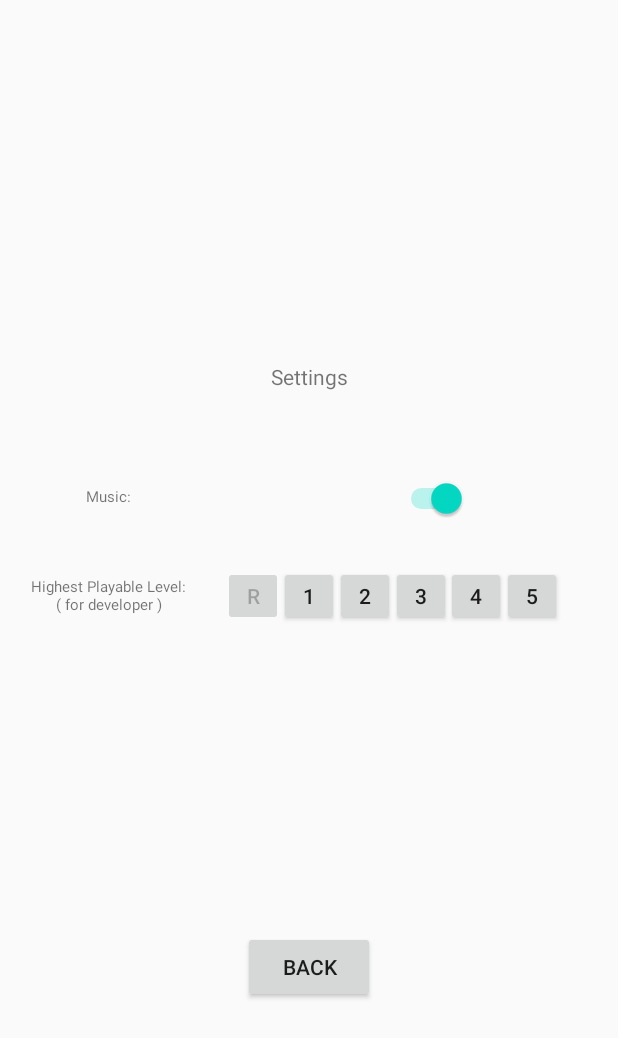
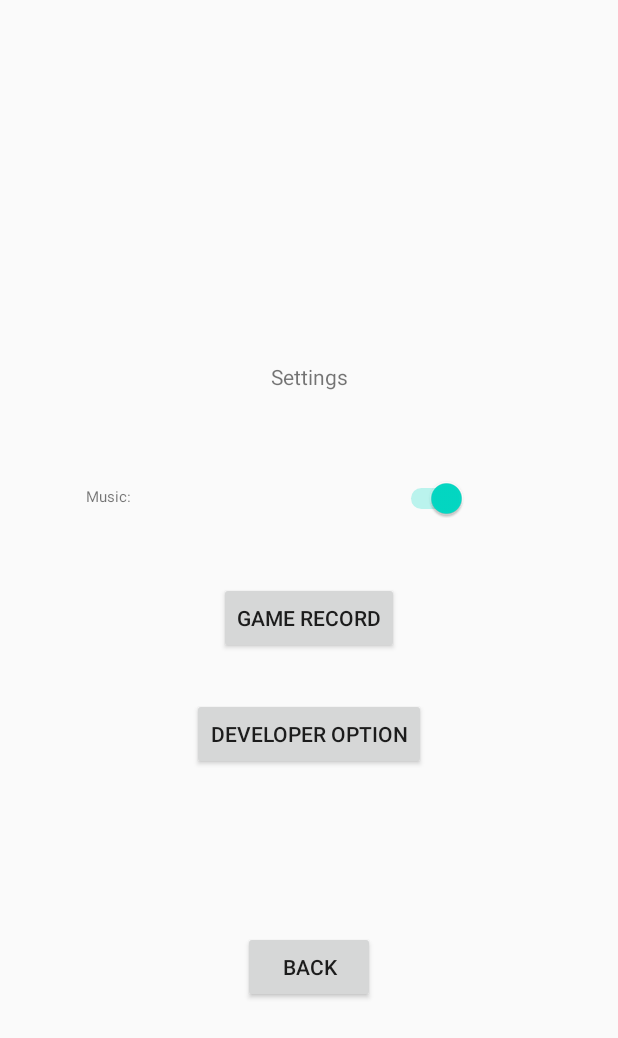
Before and after one commit to Iorimiya/Number-10, an Android app: the Setting screen opened directly, with no data from a screen before it, on a phone screen of 412 x 824 dp. Shown: the top 1038 px of the screen. Run offline under Robolectric (Android 15) with nearby library versions, the phone set to English and light mode, and no system bars; Roboto replaces fonts that are not available here.

Commit message:
change layout and set score record

```diff
--- a/app/src/main/java/ntou/cs/java2020/classproject/LevelActivity.java
+++ b/app/src/main/java/ntou/cs/java2020/classproject/LevelActivity.java
@@ -2,7 +2,6 @@ package ntou.cs.java2020.classproject;
 
 import android.os.Bundle;
 import android.os.SystemClock;
-import android.util.Log;
 import android.view.View;
 import android.widget.Button;
 import android.widget.Chronometer;
--- a/app/src/main/java/ntou/cs/java2020/classproject/Setting.java
+++ b/app/src/main/java/ntou/cs/java2020/classproject/Setting.java
@@ -1,5 +1,7 @@
 package ntou.cs.java2020.classproject;
 
+import android.app.AlertDialog;
+import android.content.DialogInterface;
 import android.content.Intent;
 import android.os.Bundle;
 import android.view.View;
@@ -16,12 +18,27 @@ public class Setting extends GlobalSettings {
         ((Switch)findViewById(R.id.musicSwitch)).setChecked(GlobalSettings.musicControl);
 //        依據音樂控制選項設定音樂控制開關的狀態
 //        set the state of the music control switch according to the music control option
+        /*
         if(GlobalSettings.lastOpenedLevel!=0)
             findViewById(getResources().getIdentifier("FinishedLV"+GlobalSettings.lastOpenedLevel+"Button", "id", getPackageName())).setEnabled(false);
         else
             findViewById(getResources().getIdentifier("FinishedResetButton", "id", getPackageName())).setEnabled(false);
+
+         */
 //        依據關卡控制選項啟用按鈕
 //        enable the button according the level control option
+
+        (findViewById(R.id.recordButton)).setOnClickListener((v)->{
+            AlertDialog.Builder alertDialog = new AlertDialog.Builder(Setting.this);
+            alertDialog.setTitle(getString(R.string.scoreDialog_title));
+            String Message="";
+            for(int counter=0;counter<5;counter++)
+                Message+=getString(getResources().getIdentifier(String.format("scoreDialog_level%d",counter+1), "string", getPackageName()))+GlobalSettings.scoreList.get(counter)+'\n';
+            alertDialog.setMessage(Message);
+            alertDialog.setPositiveButton("確定", (DialogInterface dialog, int which)-> {Toast.makeText(getBaseContext(),"確定",Toast.LENGTH_SHORT).show();});
+            alertDialog.setCancelable(false);
+            alertDialog.show();
+        });
         ((Switch)findViewById(R.id.musicSwitch)).setOnCheckedChangeListener(new CompoundButton.OnCheckedChangeListener(){
             @Override
             public void onCheckedChanged(CompoundButton buttonView, boolean isChecked) {
@@ -37,6 +54,9 @@ public class Setting extends GlobalSettings {
         });
 //        新增音樂切換監聽器
 //        add the music switch listener
+
+
+                /*
         findViewById(R.id.FinishedResetButton).setOnClickListener(new View.OnClickListener() {
             @Override
             public void onClick(View v) {
@@ -66,6 +86,7 @@ public class Setting extends GlobalSettings {
             });
 //        新增關卡記錄設定監聽器
 //        add the level record setting listener
+                 */
         findViewById(R.id.backButton).setOnClickListener(new View.OnClickListener() {
             @Override
             public void onClick(View v) {
@@ -75,5 +96,6 @@ public class Setting extends GlobalSettings {
         });
 //        新增設定按鈕的頁面移動監聽器
 //        add the page moving listener of the back button
+
     }
 }
--- a/app/src/main/res/layout/setting_page.xml
+++ b/app/src/main/res/layout/setting_page.xml
@@ -43,20 +43,6 @@
         app:layout_constraintTop_toTopOf="parent"
         app:layout_constraintVertical_bias="0.4" />
 
-    <TextView
-        android:id="@+id/finishedLevelTopic"
-        android:layout_width="wrap_content"
-        android:layout_height="wrap_content"
-        android:gravity="center"
-        android:text="@string/setting_finishedLevelText"
-        android:textSize="10sp"
-        app:layout_constraintBottom_toBottomOf="parent"
-        app:layout_constraintEnd_toEndOf="@+id/musicTopic"
-        app:layout_constraintHorizontal_bias="0.5"
-        app:layout_constraintStart_toStartOf="@+id/musicTopic"
-        app:layout_constraintTop_toBottomOf="@+id/musicTopic"
-        app:layout_constraintVertical_bias="0.1" />
-
     <Switch
         android:id="@+id/musicSwitch"
         android:layout_width="wrap_content"
@@ -70,81 +56,25 @@
         app:layout_constraintVertical_bias="0.4" />
 
     <Button
-        android:id="@+id/FinishedResetButton"
-        android:layout_width="40dp"
-        android:layout_height="40dp"
-        android:enabled="true"
-        android:text="R"
-        app:layout_constraintBottom_toBottomOf="@+id/finishedLevelTopic"
+        android:id="@+id/recordButton"
+        android:layout_width="wrap_content"
+        android:layout_height="wrap_content"
+        android:text="@string/setting_scoreButtonText"
+        app:layout_constraintBottom_toBottomOf="parent"
         app:layout_constraintEnd_toEndOf="parent"
-        app:layout_constraintHorizontal_bias="0.1"
-        app:layout_constraintStart_toEndOf="@+id/finishedLevelTopic"
-        app:layout_constraintTop_toTopOf="@+id/finishedLevelTopic"
+        app:layout_constraintStart_toStartOf="parent"
+        app:layout_constraintTop_toTopOf="parent"
         app:layout_constraintVertical_bias="0.5" />
 
     <Button
-        android:id="@+id/FinishedLV1Button"
-        android:layout_width="40dp"
-        android:layout_height="40dp"
-        android:enabled="true"
-        android:text="1"
-        app:layout_constraintBottom_toBottomOf="@+id/finishedLevelTopic"
+        android:id="@+id/developerOptionButton"
+        android:layout_width="wrap_content"
+        android:layout_height="wrap_content"
+        android:text="@string/setting_developerButtonText"
+        app:layout_constraintBottom_toBottomOf="parent"
         app:layout_constraintEnd_toEndOf="parent"
-        app:layout_constraintHorizontal_bias="0.25"
-        app:layout_constraintStart_toEndOf="@+id/finishedLevelTopic"
-        app:layout_constraintTop_toTopOf="@+id/finishedLevelTopic"
-        app:layout_constraintVertical_bias="0.5" />
-
-    <Button
-        android:id="@+id/FinishedLV2Button"
-        android:layout_width="40dp"
-        android:layout_height="40dp"
-        android:enabled="true"
-        android:text="2"
-        app:layout_constraintBottom_toBottomOf="@+id/finishedLevelTopic"
-        app:layout_constraintEnd_toEndOf="parent"
-        app:layout_constraintHorizontal_bias="0.4"
-        app:layout_constraintStart_toEndOf="@+id/finishedLevelTopic"
-        app:layout_constraintTop_toTopOf="@+id/finishedLevelTopic"
-        app:layout_constraintVertical_bias="0.5" />
-
-    <Button
-        android:id="@+id/FinishedLV3Button"
-        android:layout_width="40dp"
-        android:layout_height="40dp"
-        android:enabled="true"
-        android:text="3"
-        app:layout_constraintBottom_toBottomOf="@+id/finishedLevelTopic"
-        app:layout_constraintEnd_toEndOf="parent"
-        app:layout_constraintHorizontal_bias="0.55"
-        app:layout_constraintStart_toEndOf="@+id/finishedLevelTopic"
-        app:layout_constraintTop_toTopOf="@+id/finishedLevelTopic"
-        app:layout_constraintVertical_bias="0.5" />
-
-    <Button
-        android:id="@+id/FinishedLV4Button"
-        android:layout_width="40dp"
-        android:layout_height="40dp"
-        android:enabled="true"
-        android:text="4"
-        app:layout_constraintBottom_toBottomOf="@+id/finishedLevelTopic"
-        app:layout_constraintEnd_toEndOf="parent"
-        app:layout_constraintHorizontal_bias="0.7"
-        app:layout_constraintStart_toEndOf="@+id/finishedLevelTopic"
-        app:layout_constraintTop_toTopOf="@+id/finishedLevelTopic"
-        app:layout_constraintVertical_bias="0.5" />
-
-    <Button
-        android:id="@+id/FinishedLV5Button"
-        android:layout_width="40dp"
-        android:layout_height="40dp"
-        android:enabled="true"
-        android:text="5"
-        app:layout_constraintBottom_toBottomOf="@+id/finishedLevelTopic"
-        app:layout_constraintEnd_toEndOf="parent"
-        app:layout_constraintHorizontal_bias="0.85"
-        app:layout_constraintStart_toEndOf="@+id/finishedLevelTopic"
-        app:layout_constraintTop_toTopOf="@+id/finishedLevelTopic"
-        app:layout_constraintVertical_bias="0.5" />
+        app:layout_constraintStart_toStartOf="parent"
+        app:layout_constraintTop_toTopOf="parent"
+        app:layout_constraintVertical_bias="0.6" />
 
 </androidx.constraintlayout.widget.ConstraintLayout>
--- a/app/src/main/res/values/strings.xml
+++ b/app/src/main/res/values/strings.xml
@@ -7,11 +7,18 @@
     <string name="title_settingButtonText">Setting</string>
     <string name="setting_titleText">Settings</string>
     <string name="setting_musicText">Music:</string>
-    <string name="setting_finishedLevelText">Highest Playable Level:\n( for developer )</string>
+    <string name="setting_developerButtonText">Developer Option</string>
+    <string name="setting_scoreButtonText">Game Record</string>
     <string name="global_backButtonText">Back</string>
     <string name="global_redealButtonText">Redeal</string>
     <string name="global_timerText">Timer:</string>
     <string name="global_scoreText">Score:</string>
     <string name="global_nextButtonText">Next Level</string>
     <string name="game_scoreDisplayMessage">Your Score at this level</string>
+    <string name="scoreDialog_title">the highest score：</string>
+    <string name="scoreDialog_level1">level 1:</string>
+    <string name="scoreDialog_level2">level 2:</string>
+    <string name="scoreDialog_level3">level 3:</string>
+    <string name="scoreDialog_level4">level 4:</string>
+    <string name="scoreDialog_level5">level 5:</string>
 </resources>
```
Also changed, not shown: 1 other file.
